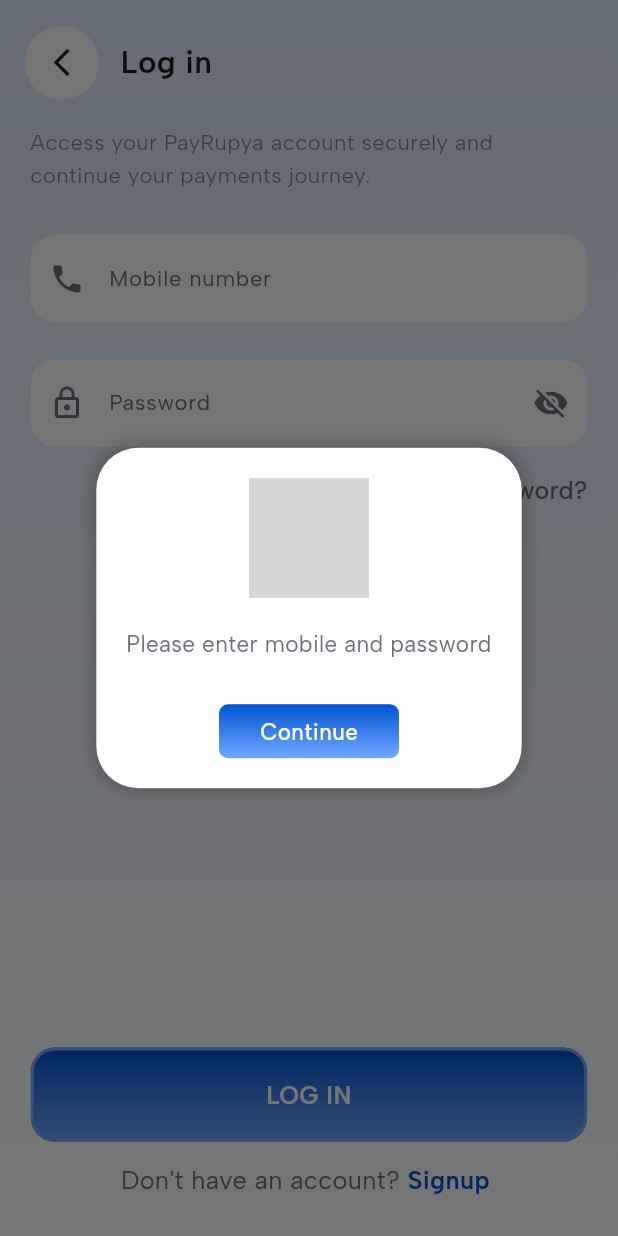
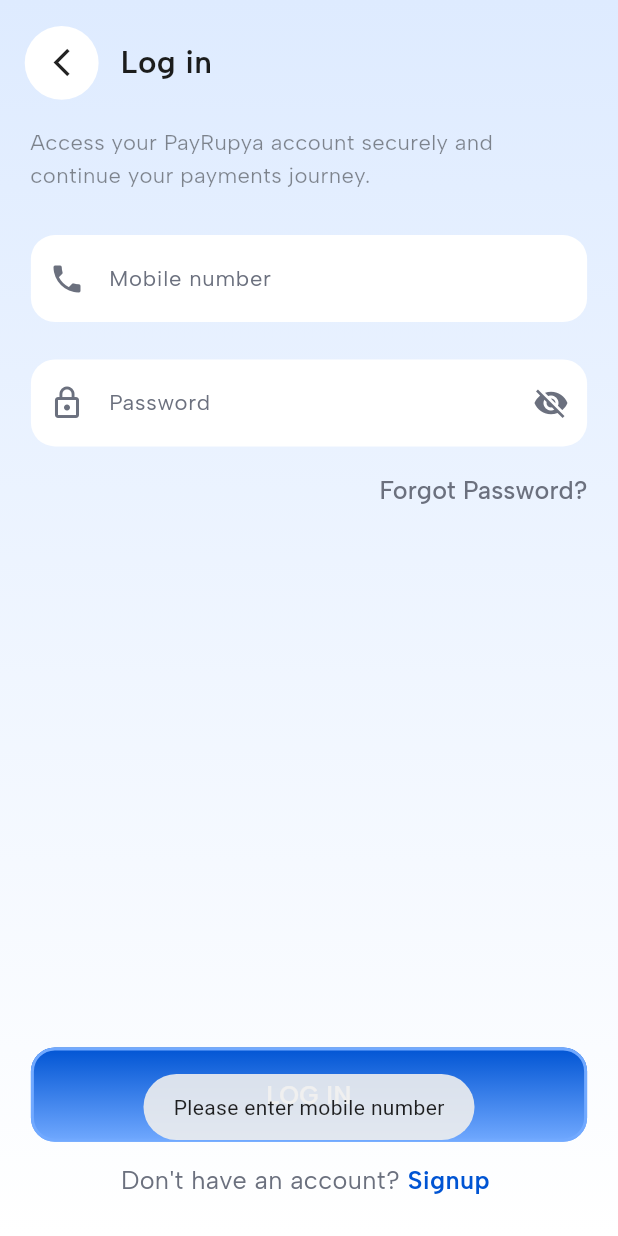
Before and after one commit to vinitkumawatoffice0047/payrupya_flutter, a Flutter app: the LoginScreen screen opened directly, after a tap on "LOG IN", on a phone screen of 412 x 824 dp. Run offline on Flutter 3.47's test engine with Material 3 defaults, Android fonts, the phone set to English and light mode, and no system bars; our stand-ins replace carousel_slider, connectivity_plus, dio, fluttertoast, geocoding, geolocator and 8 more; missing offline and left inert: dart:ffi, razorpay_flutter; accounts and stored records are empty; network calls fail; grey boxes are pictures that could not be loaded.

Commit message:
APIs Integration Updated!

```diff
--- a/lib/controllers/login_controller.dart
+++ b/lib/controllers/login_controller.dart
@@ -151,8 +151,23 @@
     String mobile = mobileController.value.text.trim();
     String password = passwordController.value.text.trim();
 
-    if (mobile.isEmpty || password.isEmpty) {
-      CustomDialog.error(context: context, message: "Please enter mobile and password");
+    ConsoleLog.printColor("Mobile: $mobile");
+    ConsoleLog.printColor("Password: ${password.replaceAll(RegExp(r'.'), '*')}");
+
+
+    // Validation
+    if (mobile.isEmpty) {
+      Fluttertoast.showToast(msg: "Please enter mobile number");
+      return;
+    }
+
+    if (mobile.length != 10) {
+      Fluttertoast.showToast(msg: "Please enter valid 10-digit mobile number");
+      return;
+    }
+
+    if (password.isEmpty) {
+      Fluttertoast.showToast(msg: "Please enter password");
       return;
     }
 
@@ -162,14 +177,14 @@
     ConsoleLog.printInfo("Is Connected: $isConnected");
 
     if (!isConnected) {
-      CustomDialog.error(context: context, message: "No Internet Connection!");
+      Fluttertoast.showToast(msg: "No Internet Connection!");
       return;
     }
 
     // Show Loader
     CustomLoading().show(context);
 
-    Map<String, dynamic> body = {
+    Map<String, dynamic> requestBody = {
       "login": mobile,
       "password": password,
       "request_id": GlobalUtils.generateRandomId(8),
@@ -177,13 +192,13 @@
       "long": longitude.value.toString(),
     };
 
-    ConsoleLog.printColor("LOGIN REQ: $body");
+    ConsoleLog.printColor("LOGIN REQ: $requestBody");
 
     try {
       var response = await ApiProvider().loginApi(
         context,
         WebApiConstant.API_URL_LOGIN,
-        body,
+        requestBody,
         "",
       );
 
@@ -191,125 +206,264 @@
       ConsoleLog.printColor("LOGIN RESPONSE: $response");
 
       if (response == null) {
-        CustomDialog.error(context: context, message: "Server not responding!");
+        Fluttertoast.showToast(msg: "No response from server");
         return;
       }
 
-      // Parse response using model
-      LoginApiResponseModel loginResponse = LoginApiResponseModel.fromJson(response);
+      // ✅ CRITICAL FIX: Handle both success and error responses safely
+      try {
+        // Check response code first
+        String respCode = response["Resp_code"] ?? "";
+        String respDesc = response["Resp_desc"] ?? "";
 
-      // SUCCESS RESPONSE
-      if (loginResponse.respCode == "RCS") {
-        // ✅ ADD THIS DEBUG CODE
-        ConsoleLog.printColor("=== LOGIN RESPONSE DEBUG ===", color: "green");
-        ConsoleLog.printColor("Full Response: ${response}", color: "yellow");
-        ConsoleLog.printColor("Token: ${loginResponse.data?.tokenid}", color: "cyan");
-        ConsoleLog.printColor("Request ID: ${loginResponse.data?.requestId}", color: "cyan");
+        ConsoleLog.printColor("Response Code: $respCode", color: "yellow");
+        ConsoleLog.printColor("Response Desc: $respDesc", color: "yellow");
 
-        // Check if there's a signature field
-        if (response.containsKey('signature')) {
-          ConsoleLog.printColor("Signature Field: ${response['signature']}", color: "cyan");
-        }
-        if (response.containsKey('data') && response['data'] != null) {
-          if (response['data'].containsKey('signature')) {
-            ConsoleLog.printColor("Data.Signature: ${response['data']['signature']}", color: "cyan");
+        if (respCode == "RCS") {
+          // ✅ SUCCESS CASE - data will be a Map
+          if (response["data"] == null) {
+            ConsoleLog.printError("❌ No data in response");
+            Fluttertoast.showToast(msg: "Login failed: No data received");
+            return;
           }
-        }
-        ConsoleLog.printColor("=== END DEBUG ===", color: "green");
 
-        // Extract data using model properties
-        String tokenId = loginResponse.data?.tokenid ?? "";
-        String requestId = loginResponse.data?.requestId ?? "";
-        String signature = loginResponse.data?.signature ?? "";
+          // Check if data is a Map (success case)
+          if (response["data"] is! Map) {
+            ConsoleLog.printError("❌ Invalid data format");
+            Fluttertoast.showToast(msg: "Login failed: Invalid response format");
+            return;
+          }
 
-        // ✅ If signature is empty, use requestId as fallback
-        if (signature.isEmpty) {
-          signature = requestId;
-          ConsoleLog.printWarning("⚠️ No separate signature field found, using request_id");
+          // Parse response using model
+          LoginApiResponseModel loginResponse = LoginApiResponseModel.fromJson(response);
+
+          // ✅ Extract token and signature
+          String token = loginResponse.data?.tokenid ?? "";
+          String signature = loginResponse.data?.requestId ?? "";
+
+          if (token.isEmpty) {
+            ConsoleLog.printError("❌ Token is empty in response");
+            Fluttertoast.showToast(msg: "Login failed: Invalid token");
+            return;
+          }
+
+          if (signature.isEmpty) {
+            ConsoleLog.printWarning("⚠️ No separate signature field found, using request_id");
+            signature = loginResponse.data?.requestId ?? "";
+          }
+
+          // ✅ Save to SharedPreferences
+          await AppSharedPreferences.saveLoginAuth(
+            token: token,
+            signature: signature,
+          );
+
+          // ✅ Save user details
+          await AppSharedPreferences.setUserId(
+              loginResponse.data?.userdata?.accountidf ?? ""
+          );
+          await AppSharedPreferences.setMobileNo(
+              loginResponse.data?.userdata?.mobile ?? ""
+          );
+          await AppSharedPreferences.setEmail(
+              loginResponse.data?.userdata?.email ?? ""
+          );
+          await AppSharedPreferences.setUserName(
+              loginResponse.data?.userdata?.contactPerson ?? ""
+          );
+          await AppSharedPreferences.saveUserRole(
+              loginResponse.data?.userdata?.roleidf ?? ""
+          );
+
+          ConsoleLog.printSuccess("✅ Login successful for user: ${loginResponse.data?.userdata?.contactPerson}");
+          ConsoleLog.printInfo("Token: $token");
+          ConsoleLog.printInfo("Signature: $signature");
+          ConsoleLog.printInfo("User ID: ${loginResponse.data?.userdata?.accountidf}");
+
+          // ✅ Navigate to Main Screen
+          Fluttertoast.showToast(
+            msg: "Login successful! Welcome ${loginResponse.data?.userdata?.contactPerson}",
+            toastLength: Toast.LENGTH_LONG,
+          );
+          Get.offAll(() => PayrupyaMainScreen());
+
+        } else if (respCode == "ERR") {
+          // ✅ ERROR CASE - data might be a List or null
+          ConsoleLog.printError("❌ Login failed: $respDesc");
+
+          // Show user-friendly error message
+          String errorMessage = respDesc;
+
+          // Handle specific error messages
+          if (respDesc.toLowerCase().contains('invalid mobile')) {
+            errorMessage = "Invalid mobile number or password";
+          } else if (respDesc.toLowerCase().contains('invalid password')) {
+            errorMessage = "Invalid mobile number or password";
+          } else if (respDesc.toLowerCase().contains('user not found')) {
+            errorMessage = "User not found. Please register first.";
+          } else if (respDesc.toLowerCase().contains('account blocked')) {
+            errorMessage = "Your account has been blocked. Contact support.";
+          }
+
+          Fluttertoast.showToast(
+            msg: errorMessage,
+            toastLength: Toast.LENGTH_LONG,
+            backgroundColor: Colors.red,
+          );
+
+        } else {
+          // Unknown response code
+          ConsoleLog.printError("❌ Unexpected response code: $respCode");
+          Fluttertoast.showToast(
+            msg: respDesc.isNotEmpty ? respDesc : "Login failed: Unexpected error",
+            toastLength: Toast.LENGTH_LONG,
+          );
         }
 
-        UserData? userData = loginResponse.data?.userdata;
+      } catch (parseError) {
+        ConsoleLog.printError("❌ PARSE ERROR: $parseError");
 
-        // // Save auth exactly like Ionic
-        // if (tokenId.isNotEmpty && signature.isNotEmpty) {
-        //   await AppSharedPreferences.saveLoginAuth(
-        //     token: tokenId,
-        //     signature: signature,
-        //   );
-        // }
-
-        if (userData != null) {
-          String userId = userData.accountidf ?? "";
-          String mobileNo = userData.mobile ?? "";
-          String userName = userData.contactPerson ?? "";
-          String userEmail = userData.email ?? "";
-          String userRole = userData.roleidf ?? "";
-
-          ConsoleLog.printSuccess("Login successful for user: $userName");
-          ConsoleLog.printInfo("Token: $tokenId");
-          ConsoleLog.printInfo("Request ID: $requestId");
-          ConsoleLog.printInfo("Signature: $signature");
-          ConsoleLog.printInfo("User ID: $userId");
-          ConsoleLog.printInfo("Mobile: $mobileNo");
-          ConsoleLog.printInfo("Email: $userEmail");
-          ConsoleLog.printInfo("Role: $userRole");
-
-          // Save User Data
-          SharedPreferences pref = await SharedPreferences.getInstance();
-          pref.setBool(AppSharedPreferences.isLogin, true);
-          pref.setString(AppSharedPreferences.token, tokenId);
-          pref.setString(AppSharedPreferences.signature, signature);
-          pref.setString(AppSharedPreferences.userID, userId);
-          pref.setString(AppSharedPreferences.mobileNo, mobileNo);
-          pref.setString(AppSharedPreferences.userName, userName);
-          pref.setString(AppSharedPreferences.email, userEmail);
-          pref.setString(AppSharedPreferences.userRole, userRole);
-
-          // Update Observables
-          name.value = userName;
-          email.value = userEmail;
-          this.mobile.value = mobileNo;
-
+        // Try to show error message from response if available
+        if (response is Map && response.containsKey("Resp_desc")) {
           Fluttertoast.showToast(
-            msg: loginResponse.respDesc ?? "Login Successful",
-            toastLength: Toast.LENGTH_SHORT,
-            gravity: ToastGravity.TOP,
+            msg: response["Resp_desc"] ?? "Login failed",
+            toastLength: Toast.LENGTH_LONG,
           );
-
-          // Navigate based on user role
-          if (userRole == "1") {
-            Get.offAll(() => OtherUsersScreen(UserName: "Admin"));
-          } else if (userRole == "2") {
-            Get.offAll(() => OtherUsersScreen(UserName: "Super Distributor"));
-          } else if (userRole == "3") {
-            Get.offAll(() => OtherUsersScreen(UserName: "Distributor"));
-          } else if (userRole == "4") {
-            Get.offAll(() => PayrupyaMainScreen(), transition: Transition.fadeIn);
-          } else {
-            Get.offAll(() => OtherUsersScreen(UserName: "Other"));
-          }
         } else {
-          CustomDialog.error(context: context, message: "User data not found!");
+          Fluttertoast.showToast(msg: "Login failed: Unable to parse response");
         }
       }
-      // OTP REQUIRED CASE (TFA)
-      else if (loginResponse.respCode == "TFA") {
-        Fluttertoast.showToast(msg: "OTP Required");
-        // Get.to(() => OtpScreen(referenceId: response["data"]["referenceid"]));
-      }
-      // ERROR MESSAGE
-      else {
-        ConsoleLog.printError("Login Failed: ${loginResponse.respDesc}");
-        CustomDialog.error(
-          context: context,
-          message: loginResponse.respDesc ?? "Login failed!",
-        );
-      }
-    } catch (e) {
-      CustomLoading().hide;
-      ConsoleLog.printError("LOGIN ERROR: $e");
-      CustomDialog.error(context: context, message: "Technical issue, please try again!");
+      // // Parse response using model
+      // LoginApiResponseModel loginResponse = LoginApiResponseModel.fromJson(response);
+      //
+      // // SUCCESS RESPONSE
+      // if (loginResponse.respCode == "RCS") {
+      //   // ✅ ADD THIS DEBUG CODE
+      //   ConsoleLog.printColor("=== LOGIN RESPONSE DEBUG ===", color: "green");
+      //   ConsoleLog.printColor("Full Response: ${response}", color: "yellow");
+      //   ConsoleLog.printColor("Token: ${loginResponse.data?.tokenid}", color: "cyan");
+      //   ConsoleLog.printColor("Request ID: ${loginResponse.data?.requestId}", color: "cyan");
+      //
+      //   // Check if there's a signature field
+      //   if (response.containsKey('signature')) {
+      //     ConsoleLog.printColor("Signature Field: ${response['signature']}", color: "cyan");
+      //   }
+      //   if (response.containsKey('data') && response['data'] != null) {
+      //     if (response['data'].containsKey('signature')) {
+      //       ConsoleLog.printColor("Data.Signature: ${response['data']['signature']}", color: "cyan");
+      //     }
+      //   }
+      //   ConsoleLog.printColor("=== END DEBUG ===", color: "green");
+      //
+      //   // Extract data using model properties
+      //   String tokenId = loginResponse.data?.tokenid ?? "";
+      //   String requestId = loginResponse.data?.requestId ?? "";
+      //   String signature = loginResponse.data?.signature ?? "";
+      //
+      //   // ✅ If signature is empty, use requestId as fallback
+      //   if (signature.isEmpty) {
+      //     signature = requestId;
+      //     ConsoleLog.printWarning("⚠️ No separate signature field found, using request_id");
+      //   }
+      //
+      //   UserData? userData = loginResponse.data?.userdata;
+      //
+      //   // // Save auth exactly like Ionic
+      //   // if (tokenId.isNotEmpty && signature.isNotEmpty) {
+      //   //   await AppSharedPreferences.saveLoginAuth(
+      //   //     token: tokenId,
+      //   //     signature: signature,
+      //   //   );
+      //   // }
+      //
+      //   if (userData != null) {
+      //     String userId = userData.accountidf ?? "";
+      //     String mobileNo = userData.mobile ?? "";
+      //     String userName = userData.contactPerson ?? "";
+      //     String userEmail = userData.email ?? "";
+      //     String userRole = userData.roleidf ?? "";
+      //
+      //     ConsoleLog.printSuccess("Login successful for user: $userName");
+      //     ConsoleLog.printInfo("Token: $tokenId");
+      //     ConsoleLog.printInfo("Request ID: $requestId");
+      //     ConsoleLog.printInfo("Signature: $signature");
+      //     ConsoleLog.printInfo("User ID: $userId");
+      //     ConsoleLog.printInfo("Mobile: $mobileNo");
+      //     ConsoleLog.printInfo("Email: $userEmail");
+      //     ConsoleLog.printInfo("Role: $userRole");
+      //
+      //     // Save User Data
+      //     SharedPreferences pref = await SharedPreferences.getInstance();
+      //     pref.setBool(AppSharedPreferences.isLogin, true);
+      //     pref.setString(AppSharedPreferences.token, tokenId);
+      //     pref.setString(AppSharedPreferences.signature, signature);
+      //     pref.setString(AppSharedPreferences.userID, userId);
+      //     pref.setString(AppSharedPreferences.mobileNo, mobileNo);
+      //     pref.setString(AppSharedPreferences.userName, userName);
+      //     pref.setString(AppSharedPreferences.email, userEmail);
+      //     pref.setString(AppSharedPreferences.userRole, userRole);
+      //
+      //     // Update Observables
+      //     name.value = userName;
+      //     email.value = userEmail;
+      //     this.mobile.value = mobileNo;
+      //
+      //     Fluttertoast.showToast(
+      //       msg: loginResponse.respDesc ?? "Login Successful",
+      //       toastLength: Toast.LENGTH_SHORT,
+      //       gravity: ToastGravity.TOP,
+      //     );
+      //
+      //     // Navigate based on user role
+      //     if (userRole == "1") {
+      //       Get.offAll(() => OtherUsersScreen(UserName: "Admin"));
+      //     } else if (userRole == "2") {
+      //       Get.offAll(() => OtherUsersScreen(UserName: "Super Distributor"));
+      //     } else if (userRole == "3") {
+      //       Get.offAll(() => OtherUsersScreen(UserName: "Distributor"));
+      //     } else if (userRole == "4") {
+      //       Get.offAll(() => PayrupyaMainScreen(), transition: Transition.fadeIn);
+      //     } else {
+      //       Get.offAll(() => OtherUsersScreen(UserName: "Other"));
+      //     }
+      //   } else {
+      //     CustomDialog.error(context: context, message: "User data not found!");
+      //   }
+      // }
+      // // OTP REQUIRED CASE (TFA)
+      // else if (loginResponse.respCode == "TFA") {
+      //   Fluttertoast.showToast(msg: "OTP Required");
+      //   // Get.to(() => OtpScreen(referenceId: response["data"]["referenceid"]));
+      // }
+      // // ERROR MESSAGE
+      // else {
+      //   ConsoleLog.printError("Login Failed: ${loginResponse.respDesc}");
+      //   CustomDialog.error(
+      //     context: context,
+      //     message: loginResponse.respDesc ?? "Login failed!",
+      //   );
+      // }
+    } catch (e, stackTrace) {
+      ConsoleLog.printError("❌ LOGIN ERROR: $e");
+      ConsoleLog.printError("STACK TRACE: $stackTrace");
+
+      Fluttertoast.showToast(
+        msg: "Technical issue occurred! Please try again.",
+        toastLength: Toast.LENGTH_LONG,
+      );
     }
+  }
+
+  // // Toggle password visibility
+  // void togglePasswordVisibility() {
+  //   obscurePassword.value = !obscurePassword.value;
+  // }
+
+  @override
+  void onClose() {
+    mobileController.value.dispose();
+    passwordController.value.dispose();
+    super.onClose();
   }
   // Future<void> loginApi(BuildContext context) async {
   //   String mobile = mobileController.value.text.trim();
```
Also changed, not shown: lib/controllers/dmt_wallet_controller.dart (+36 -19 lines), lib/utils/app_shared_preferences.dart (+45 -7 lines).
